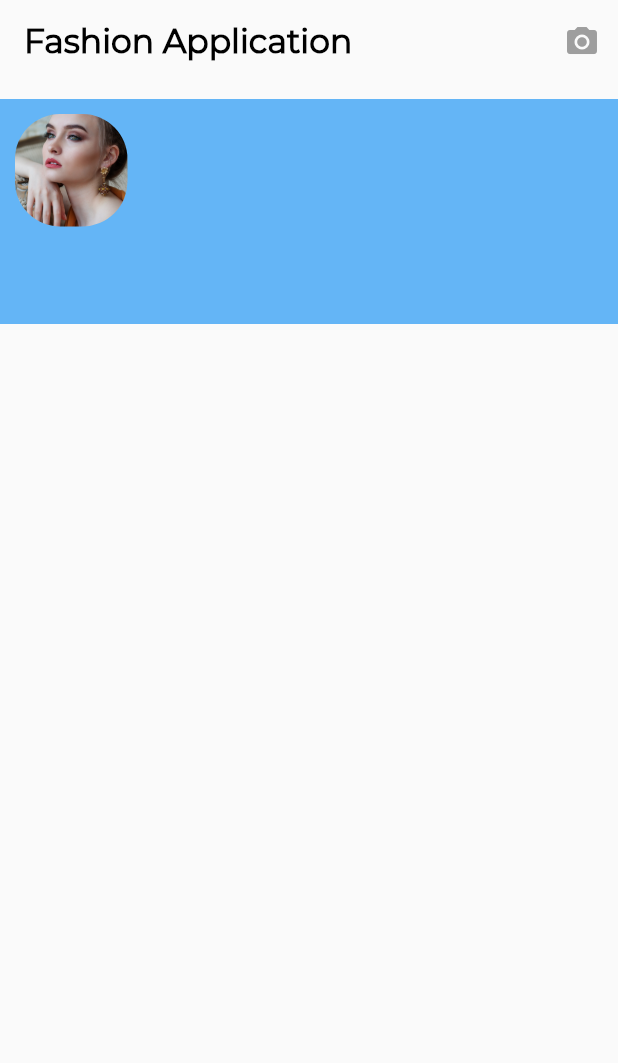
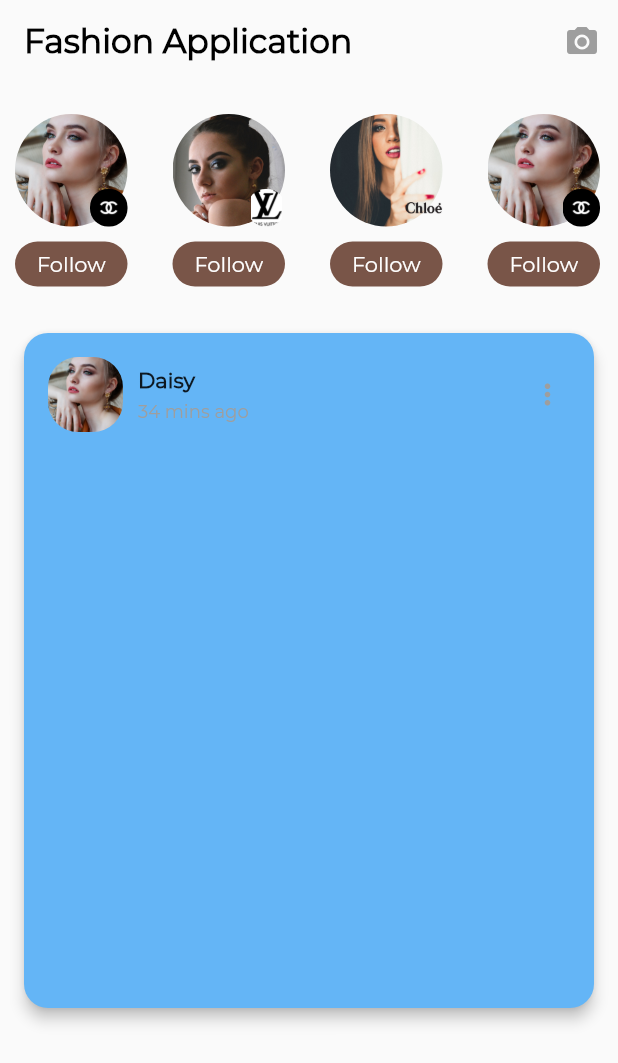
Before and after one commit to mustafauys/Discovery, a Flutter app: the screen it shows after launch, on a phone screen of 412 x 824 dp. Shown: the top 1063 px of the screen. Run offline on Flutter 3.47's test engine with Material 2 defaults, Android fonts, the phone set to English and light mode, and no system bars.

Commit message:
Interface Studies Continue

```diff
--- a/lib/main.dart
+++ b/lib/main.dart
@@ -43,18 +43,104 @@ class _AnasayfaState extends State<Anasayfa> {
       body: ListView(
         padding: EdgeInsets.only(top: 10),
         children: [
+          // Üst taraftaki profil listesi
           Container(
-            color: Colors.blue.shade300,
-            height: 150,
+            //color: Colors.blue.shade300,
+            height: 140,
             width: double.infinity,
             child: ListView(
               padding: EdgeInsets.all(10),
               scrollDirection: Axis.horizontal,
               children: [
                 listeElemani('assets/model1.jpeg', 'assets/chanellogo.jpg'),
+                SizedBox(
+                  width: 30,
+                ),
+                listeElemani('assets/model2.jpeg', 'assets/louisvuitton.jpg'),
+                SizedBox(
+                  width: 30,
+                ),
+                listeElemani('assets/model3.jpeg', 'assets/chloelogo.png'),
+                SizedBox(
+                  width: 30,
+                ),
+                listeElemani('assets/model1.jpeg', 'assets/chanellogo.jpg'),
+                SizedBox(
+                  width: 30,
+                ),
+                listeElemani('assets/model2.jpeg', 'assets/louisvuitton.jpg'),
+                SizedBox(
+                  width: 30,
+                ),
+                listeElemani('assets/model3.jpeg', 'assets/chloelogo.png'),
               ],
             ),
-          )
+          ),
+
+          //Card
+          Padding(
+            padding: const EdgeInsets.all(16.0),
+            child: Material(
+              borderRadius: BorderRadius.circular(16),
+              elevation: 4,
+              color: Colors.blue.shade300,
+              child: Container(
+                height: 450,
+                width: double.infinity,
+                padding: EdgeInsets.all(16),
+                child: Column(
+                  children: [
+                    Row(
+                      children: [
+                        Container(
+                          height: 50,
+                          width: 50,
+                          decoration: BoxDecoration(
+                            borderRadius: BorderRadius.circular(20),
+                            image: DecorationImage(
+                                image: AssetImage('assets/model1.jpeg'),
+                                fit: BoxFit.cover),
+                          ),
+                        ),
+                        SizedBox(
+                          width: 10,
+                        ),
+                        Container(
+                          width: MediaQuery.of(context).size.width - 160,
+                          child: Column(
+                            crossAxisAlignment: CrossAxisAlignment.start,
+                            children: [
+                              Text(
+                                "Daisy",
+                                style: TextStyle(
+                                    fontFamily: 'Montserrat',
+                                    fontSize: 14,
+                                    fontWeight: FontWeight.bold),
+                              ),
+                              SizedBox(height: 5),
+                              Text(
+                                '34 mins ago',
+                                style: TextStyle(
+                                    fontFamily: 'Montserrat',
+                                    fontSize: 12,
+                                    color: Colors.grey),
+                              ),
+                            ],
+                          ),
+                        ),
+                        SizedBox(width: 10),
+                        Icon(
+                          Icons.more_vert,
+                          color: Colors.grey,
+                          size: 22,
+                        ),
+                      ],
+                    ),
+                  ],
+                ),
+              ),
+            ),
+          ),
         ],
       ),
     );
@@ -69,12 +155,45 @@ class _AnasayfaState extends State<Anasayfa> {
               height: 75,
               width: 75,
               decoration: BoxDecoration(
-                borderRadius: BorderRadius.circular(30),
+                borderRadius: BorderRadius.circular(38),
                 image: DecorationImage(
                     image: AssetImage(imagePath), fit: BoxFit.cover),
               ),
             ),
+            Positioned(
+              top: 50,
+              left: 50,
+              child: Container(
+                width: 25,
+                height: 25,
+                decoration: BoxDecoration(
+                  borderRadius: BorderRadius.circular(12),
+                  image: DecorationImage(
+                      image: AssetImage(logoPath), fit: BoxFit.contain),
+                ),
+              ),
+            ),
           ],
+        ),
+        SizedBox(
+          height: 10,
+        ),
+        Container(
+          height: 30,
+          width: 75,
+          decoration: BoxDecoration(
+            borderRadius: BorderRadius.circular(15),
+            color: Colors.brown,
+          ),
+          child: Center(
+            child: Text(
+              "Follow",
+              style: TextStyle(
+                fontFamily: 'Montserrat',
+                color: Colors.white,
+              ),
+            ),
+          ),
         ),
       ],
     );
```
